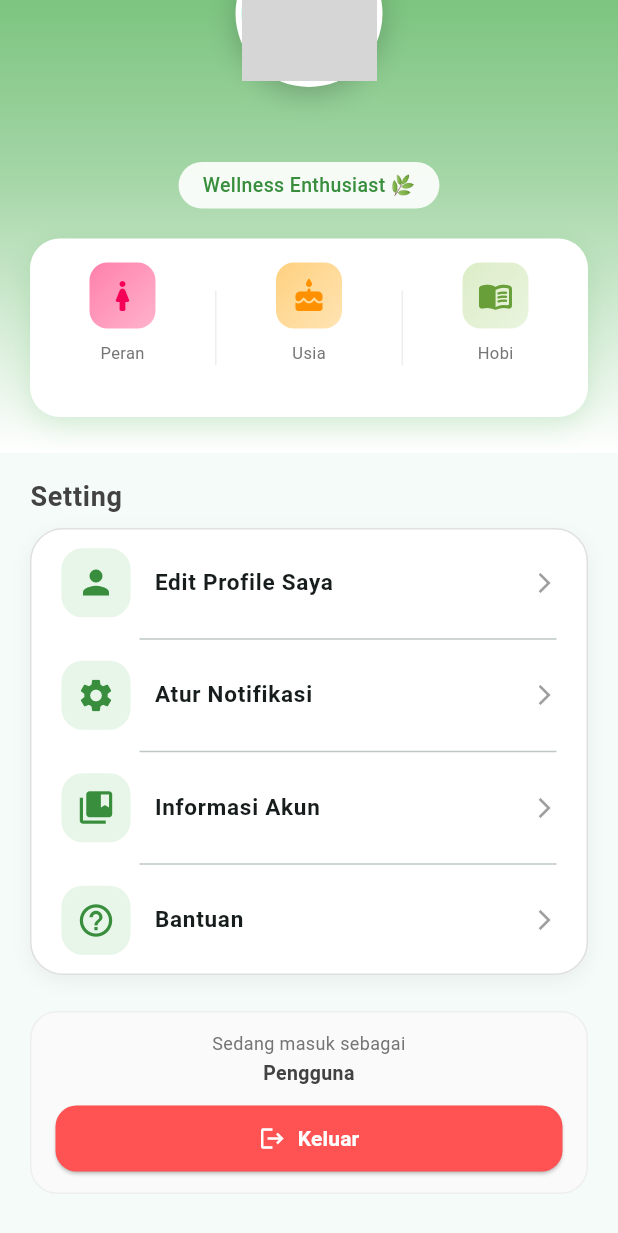
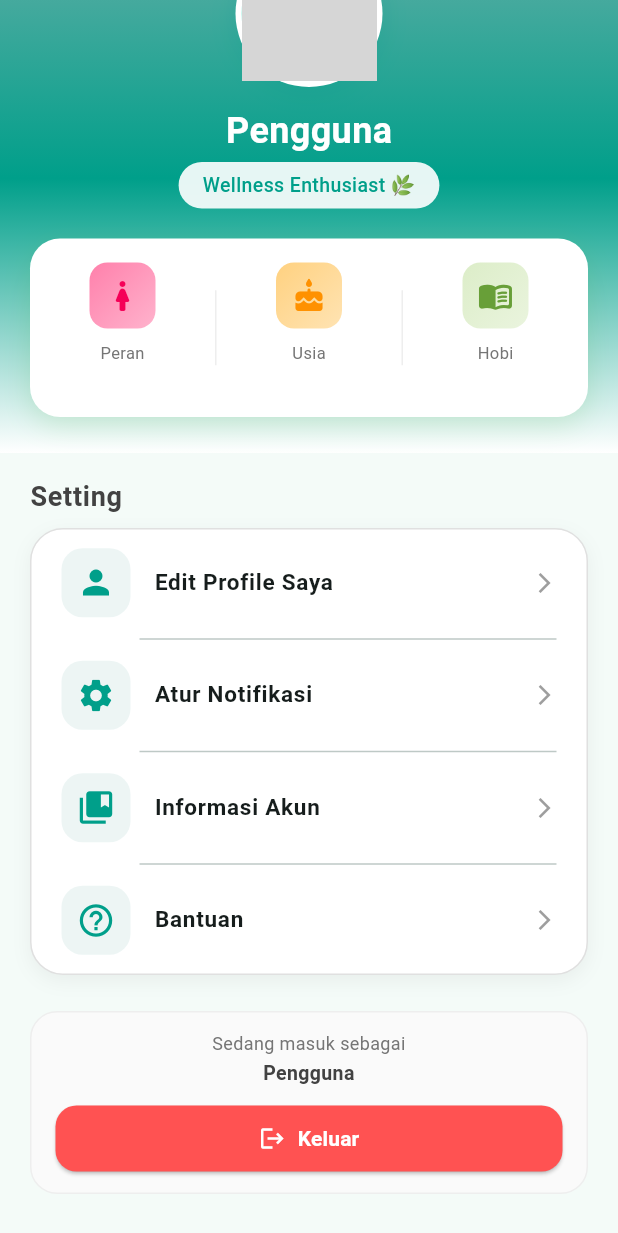
Before and after one commit to Kanata777/tenangkan, a Flutter app: the ProfilePage screen opened by its route, scrolled down 64 dp, after a tap on "Keluar", on a phone screen of 412 x 824 dp. Shown: the top 1233 px of the screen. Run offline on Flutter 3.47's test engine with Material 3 defaults, Android fonts, the phone set to English and light mode, and no system bars; our stand-ins replace cloud_firestore, firebase_auth, firebase_core, firebase_messaging, firebase_storage, image_picker; accounts and stored records are empty; grey boxes are pictures that could not be loaded.

Commit message:
Perbaiki state profil saat login dan logout

```diff
--- a/lib/screens/profile/profile.dart
+++ b/lib/screens/profile/profile.dart
@@ -10,6 +10,8 @@ import 'dart:io';
 import 'package:image_picker/image_picker.dart';
 import 'package:firebase_storage/firebase_storage.dart';
 
+const Color topTeal = Color(0xFF6AAFA8);
+const Color bottomTeal = Color(0xFF009F8A);
 
 class ProfilePage extends StatefulWidget {
   const ProfilePage({super.key});
@@ -32,76 +34,48 @@ bool _uploadingPhoto = false;
  @override
 void initState() {
   super.initState();
+
+  FirebaseAuth.instance.authStateChanges().listen((user) {
+    if (user != null) {
       _loadUserProfile();
-    Future<void> _changePhoto() async {
+    } else {
+      setState(() {
+        nama = "Pengguna";
+        peran = "";
+        usia = "";
+        hobi = "";
+        photoUrl = null;
+      });
+    }
+  });
+}
+
+
+
+Future<void> _loadUserProfile() async {
   final user = FirebaseAuth.instance.currentUser;
   if (user == null) return;
 
-  final picker = ImagePicker();
-  final picked = await picker.pickImage(
-    source: ImageSource.gallery,
-    imageQuality: 75,
-  );
-
-  if (picked == null) return;
-
-  setState(() => _uploadingPhoto = true);
-
-  try {
-    final file = File(picked.path);
-
-    final ref = FirebaseStorage.instance
-        .ref()
-        .child('profile_photos')
-        .child('${user.uid}.jpg');
-
-    await ref.putFile(file);
-    final url = await ref.getDownloadURL();
-
-    await FirebaseFirestore.instance
-        .collection('users')
-        .doc(user.uid)
-        .update({'photoUrl': url});
-
-    setState(() {
-      photoUrl = url;
-    });
-  } catch (e) {
-    ScaffoldMessenger.of(context).showSnackBar(
-      const SnackBar(content: Text("Gagal mengubah foto")),
-    );
-  } finally {
-    setState(() => _uploadingPhoto = false);
-  }
-}
-
-  }
-
-Future<void> _loadUserProfile() async {
-  final user = FirebaseAuth.instance.currentUser;
-
-  if (user == null) return;
-
-  // ambil nama dari Auth
-  nama = user.displayName ?? "Pengguna";
-
-  // 🔥 ambil data dari Firestore
   final doc = await FirebaseFirestore.instance
       .collection('users')
       .doc(user.uid)
       .get();
 
-  if (doc.exists) {
+  if (!doc.exists) return;
+
   final data = doc.data()!;
 
+  if (!mounted) return;
+
   setState(() {
+    nama = user.displayName ?? data['nama'] ?? "Pengguna";
     peran = data['peran'] ?? '';
     usia = data['usia']?.toString() ?? '';
     hobi = data['hobi'] ?? '';
     photoUrl = data['photoUrl'];
   });
 }
-}
+
 
 
 
@@ -109,7 +83,13 @@ Future<void> _loadUserProfile() async {
     await FirebaseAuth.instance.signOut();
     // Tidak wajib setState karena StreamBuilder akan rebuild sendiri,
     // tapi kalau mau boleh dibiarkan.
-    setState(() {});
+      setState(() {
+    nama = "Pengguna";
+    peran = "";
+    usia = "";
+    hobi = "";
+    photoUrl = null;
+  });
   }
 
   /// Sensor email: tampilkan beberapa huruf depan + '@gmail.com'
@@ -142,8 +122,8 @@ Future<void> _loadUserProfile() async {
                 decoration: BoxDecoration(
                   gradient: LinearGradient(
                     colors: [
-                      Colors.green.shade400,
-                      Colors.green.shade200,
+                        topTeal,
+                        bottomTeal,
                       Colors.white,
                     ],
                     begin: Alignment.topCenter,
@@ -160,9 +140,9 @@ Future<void> _loadUserProfile() async {
                         shape: BoxShape.circle,
                         boxShadow: [
                           BoxShadow(
-                            color: Colors.black.withOpacity(0.2),
-                            blurRadius: 15,
-                            offset: const Offset(0, 5),
+                            color: bottomTeal.withOpacity(0.25),
+                            blurRadius: 16,
+                            offset: const Offset(0, 6),
                           ),
                         ],
                       ),
@@ -193,7 +173,7 @@ Future<void> _loadUserProfile() async {
                       child: Text(
                         tagline,
                         style: TextStyle(
-                          color: Colors.green.shade700,
+                          color: bottomTeal,
                           fontSize: 13,
                           fontWeight: FontWeight.w500,
                         ),
@@ -393,7 +373,7 @@ Future<void> _loadUserProfile() async {
                                 shape: RoundedRectangleBorder(
                                   borderRadius: BorderRadius.circular(18),
                                 ),
-                                backgroundColor: Colors.green.shade600,
+                                backgroundColor: bottomTeal,
                                 foregroundColor: Colors.white,
                               ),
                               onPressed: () {
@@ -507,10 +487,10 @@ Widget _menuTile(
     leading: Container(
       padding: const EdgeInsets.all(10),
       decoration: BoxDecoration(
-        color: Colors.green.shade50,
+        color: topTeal.withOpacity(0.12),
         borderRadius: BorderRadius.circular(14),
       ),
-      child: Icon(icon, color: Colors.green.shade700, size: 26),
+      child: Icon(icon, color: bottomTeal, size: 26),
     ),
     title: Text(
       title,
```
Also changed, not shown: lib/screens/auth/forgot_password.dart (+40 -49 lines), lib/screens/auth/login.dart (+85 -95 lines), lib/screens/auth/register.dart (+12 -15 lines). Lines whose indentation alone changed are shown as unchanged.
